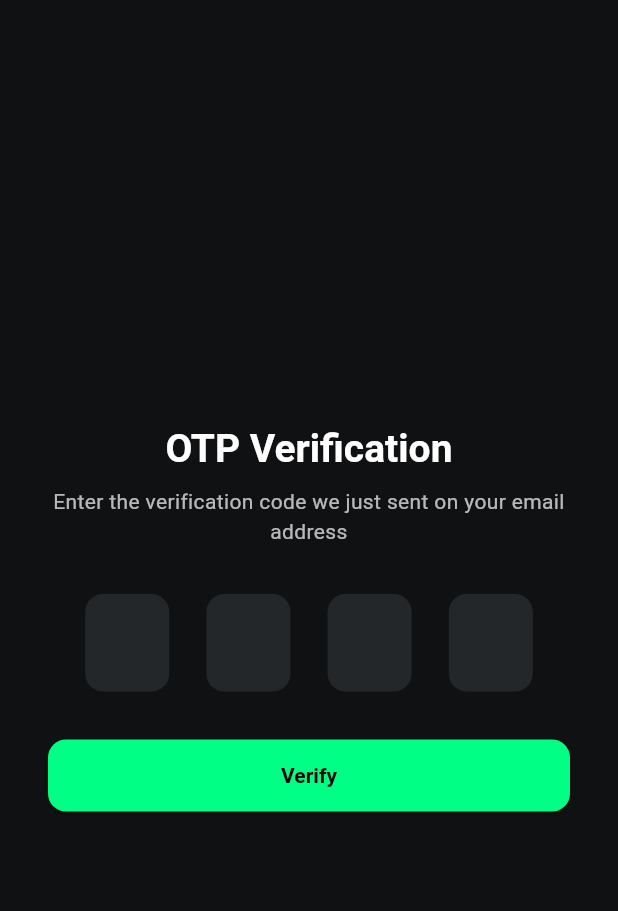
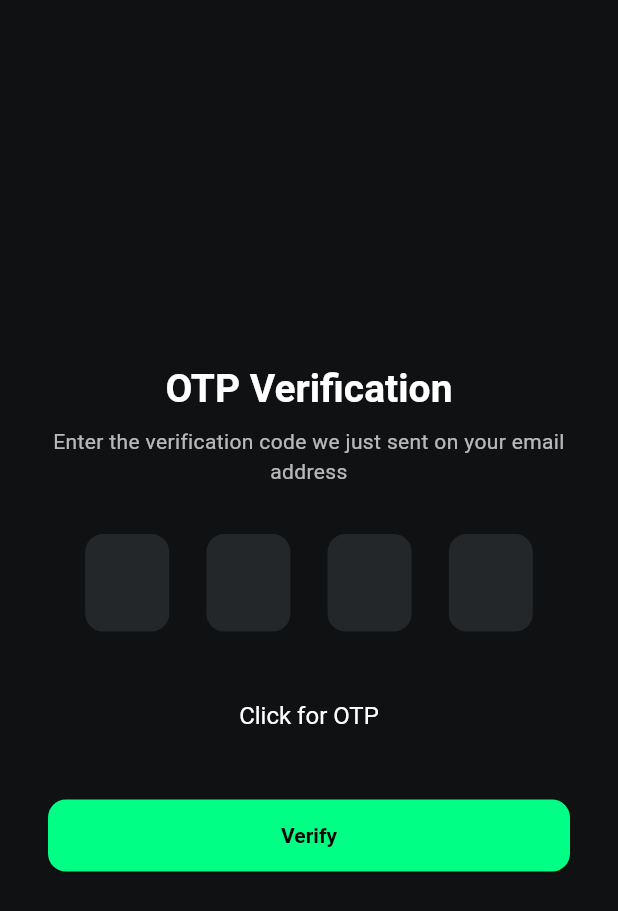
Before and after one commit to suhailabdi2/chat-app, a Flutter app: the OtpScreen screen opened by its route, after a tap on "Verify", on a phone screen of 412 x 824 dp. Shown: the top 911 px of the screen. Run offline on Flutter 3.47's test engine with Material 3 defaults, Android fonts, the phone set to English and light mode, and no system bars; drawn by our look-alikes of flutter_form_builder; our stand-ins replace cloud_firestore, firebase_auth, firebase_core, get; missing offline and left inert: email_otp, flutter_email_sender; accounts and stored records are empty.

Commit message:
fixed the otp sending and now it works

```diff
--- a/lib/controllers/auth_controller.dart
+++ b/lib/controllers/auth_controller.dart
@@ -92,15 +92,9 @@ class AuthController extends GetxController {
     if (otpFormKey.currentState!.validate()) {
       try {
         isLoading.value = true;
-        QuerySnapshot doc = await FirebaseFirestore.instance
-            .collection('users')
-            .where('email', isEqualTo: emailController.text.trim())
-            .get();
-        if(doc.docs.isNotEmpty){
-          var user1 = doc.docs[0];
-          var userEmail = user1['email'];
+        var userEmail = FirebaseAuth.instance.currentUser!.email.toString();
          EmailOTP.config(
-           appName: "Chatify App",
+           appName: "com.example.chatify_app",
            otpType: OTPType.numeric,
            expiry : 30000,
            emailTheme: EmailTheme.v6,
@@ -109,7 +103,7 @@ class AuthController extends GetxController {
          );
           isLoading.value = false;
           EmailOTP.sendOTP(email: userEmail);
-        }
+
 
     } catch(e){
         Get.snackbar("Error", e.toString());
@@ -117,6 +111,7 @@ class AuthController extends GetxController {
       }
     }
   }
+
   void send() async{
     messages.add({"from": "me", "text": textFieldController.text});
     textFieldController.clear();
@@ -127,6 +122,11 @@ class AuthController extends GetxController {
   // Mock OTP verify
   void verifyOtp() async {
     if (otpFormKey.currentState!.validate()) {
+      if (EmailOTP.verifyOTP(otp: otpControllers[0].text+otpControllers[1].text+otpControllers[2].text+otpControllers[3].text)) {
+        Get.offAllNamed('/home');
+      } else {
+        Get.snackbar('Error', 'Invalid OTP');
+      }
 
     }
   }
--- a/lib/screens/otp_screen.dart
+++ b/lib/screens/otp_screen.dart
@@ -8,6 +8,7 @@ class OtpScreen extends GetView<AuthController> {
 
   @override
   Widget build(BuildContext context) {
+    controller.isLoading.value = false;
     return Scaffold(
       body: Center(
         child: SingleChildScrollView(
@@ -70,8 +71,16 @@ class OtpScreen extends GetView<AuthController> {
                   }),
                 ),
                 const SizedBox(height: 32),
+                TextButton(onPressed: controller.sendOTP,
+                    child: Text("Click for OTP"),
+                  style: TextButton.styleFrom(
+                    foregroundColor: Colors.white,
+                    textStyle: const TextStyle(fontSize: 16),
+                  ),
+                ),
+                const SizedBox(height: 32),
                 Obx(() => ElevatedButton(
-                  onPressed: controller.isLoading.value ? null : controller.sendOTP,
+                  onPressed: controller.isLoading.value ? null : controller.verifyOtp,
                   child: controller.isLoading.value
                       ? const SizedBox(height: 20, width: 20, child: CircularProgressIndicator(strokeWidth: 2))
                       : const Padding(
```
